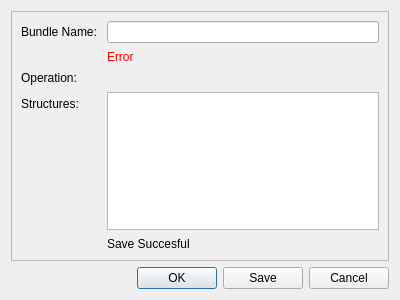
First picture: the form in braviz/interaction/qt_guis/save_fibers_bundle.ui, repository diego0020/braviz-app, before the edit.
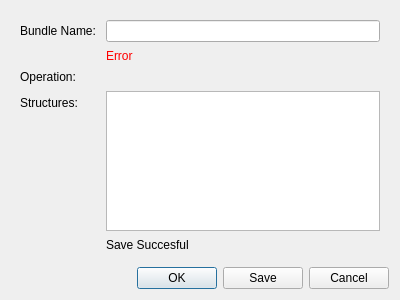
Second picture: the form after the edit.

```diff
--- a/braviz/interaction/qt_guis/save_fibers_bundle.ui
+++ b/braviz/interaction/qt_guis/save_fibers_bundle.ui
@@ -17,7 +17,7 @@
    <item>
     <widget class="QFrame" name="frame">
      <property name="frameShape">
-      <enum>QFrame::StyledPanel</enum>
+      <enum>QFrame::NoFrame</enum>
      </property>
      <property name="frameShadow">
       <enum>QFrame::Raised</enum>
```
